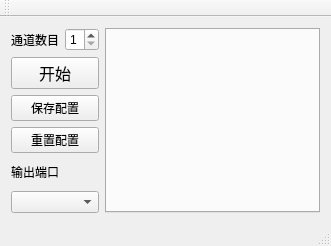
Qt form mainwindow.ui (BlackStormDSW/multiSourceDAQ) before a commit.
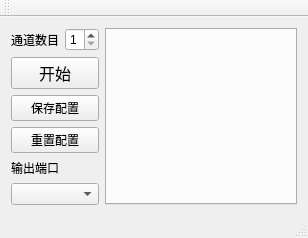
The same form after that commit.

```diff
--- a/mainwindow.ui
+++ b/mainwindow.ui
@@ -6,10 +6,22 @@
    <rect>
     <x>0</x>
     <y>0</y>
-    <width>331</width>
-    <height>246</height>
+    <width>308</width>
+    <height>208</height>
    </rect>
   </property>
+  <property name="sizePolicy">
+   <sizepolicy hsizetype="Preferred" vsizetype="Preferred">
+    <horstretch>0</horstretch>
+    <verstretch>0</verstretch>
+   </sizepolicy>
+  </property>
+  <property name="maximumSize">
+   <size>
+    <width>308</width>
+    <height>208</height>
+   </size>
+  </property>
   <property name="windowTitle">
    <string>MainWindow</string>
   </property>
```
Left out of the diff: 5 changed lines with no effect on the pictures.
